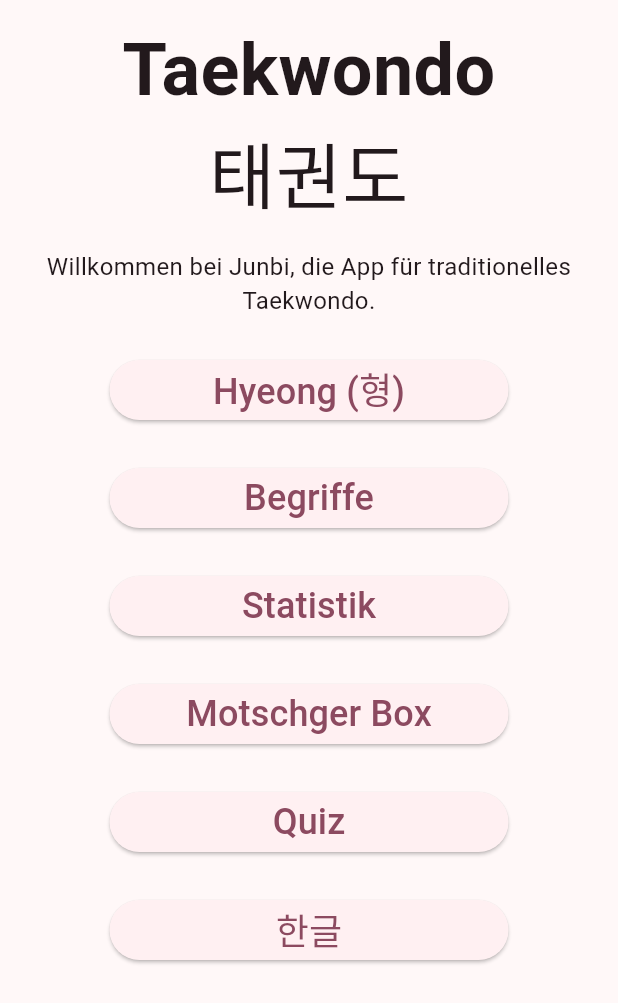
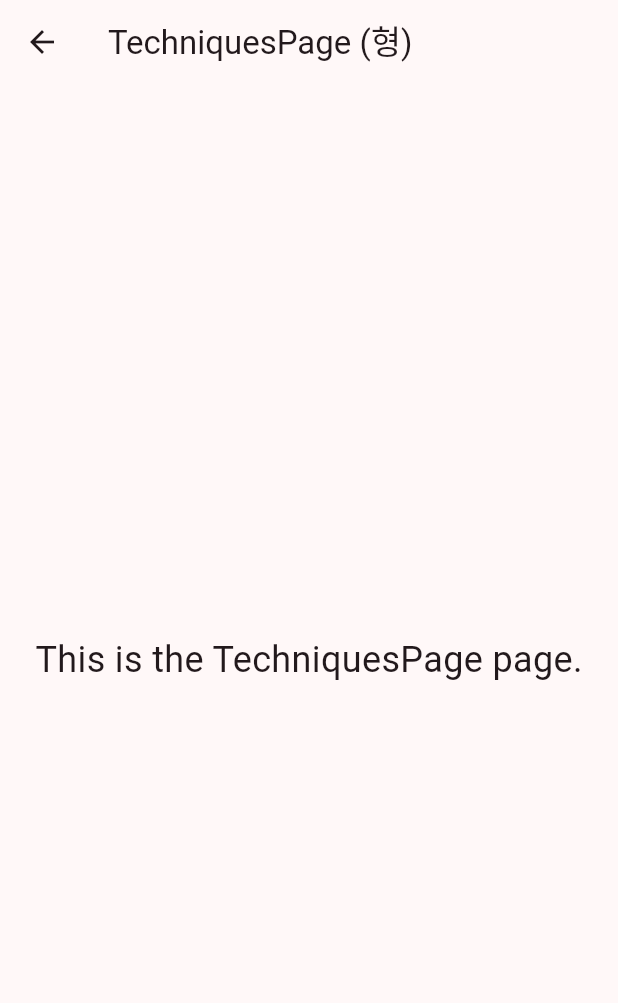
Before and after one commit to danielmilosic/Junbi_app, a Flutter app: the screen it shows after launch, after a tap on "Begriffe", on a phone screen of 412 x 824 dp. Shown: the top 1003 px of the screen. Run offline on Flutter 3.47's test engine with Material 3 defaults, Android fonts, the phone set to English and light mode, and no system bars.

Commit message:
Added some empty pages

```diff
--- a/lib/main.dart
+++ b/lib/main.dart
@@ -1,4 +1,13 @@
 import 'package:flutter/material.dart';
+//other pages here
+import 'hyeong_page.dart';
+import 'techniques_page.dart';
+import 'statistics_page.dart';
+import 'motschger_box_page.dart';
+import 'quiz_page.dart';
+import 'hangul_page.dart';
+
+
 
 void main() {
   runApp(const MyApp());
@@ -26,6 +35,13 @@
 
   @override
   Widget build(BuildContext context) {
+    void navigateTo(Widget page) {
+      Navigator.push(
+        context,
+        MaterialPageRoute(builder: (context) => page),
+      );
+    }
+
     return Scaffold(
       body: SafeArea(
         child: Padding(
@@ -64,12 +80,12 @@
 
               // Buttons
               SizedBox(
-                width: 266, // matches your LinearLayout width
+                width: 266,
                 child: Column(
                   crossAxisAlignment: CrossAxisAlignment.stretch,
                   children: [
                     ElevatedButton(
-                      onPressed: () {},
+                      onPressed: () => navigateTo(HyeongPage()),
                       child: const Text(
                         'Hyeong (형)',
                         style: TextStyle(fontSize: 24),
@@ -77,7 +93,7 @@
                     ),
                     const SizedBox(height: 24),
                     ElevatedButton(
-                      onPressed: () {},
+                      onPressed: () => navigateTo(TechniquesPage()),
                       child: const Text(
                         'Begriffe',
                         style: TextStyle(fontSize: 24),
@@ -85,7 +101,7 @@
                     ),
                     const SizedBox(height: 24),
                     ElevatedButton(
-                      onPressed: () {},
+                      onPressed: () => navigateTo(StatisticsPage()),
                       child: const Text(
                         'Statistik',
                         style: TextStyle(fontSize: 24),
@@ -93,7 +109,7 @@
                     ),
                     const SizedBox(height: 24),
                     ElevatedButton(
-                      onPressed: () {},
+                      onPressed: () => navigateTo(MotschgerBoxPage()),
                       child: const Text(
                         'Motschger Box',
                         style: TextStyle(fontSize: 24),
@@ -101,7 +117,7 @@
                     ),
                     const SizedBox(height: 24),
                     ElevatedButton(
-                      onPressed: () {},
+                      onPressed: () => navigateTo(QuizPage()),
                       child: const Text(
                         'Quiz',
                         style: TextStyle(fontSize: 24),
@@ -109,7 +125,7 @@
                     ),
                     const SizedBox(height: 24),
                     ElevatedButton(
-                      onPressed: () {},
+                      onPressed: () => navigateTo(HangulPage()),
                       child: const Text(
                         '한글',
                         style: TextStyle(fontSize: 24),
--- /dev/null
+++ b/lib/techniques_page.dart
@@ -0,0 +1,20 @@
+import 'package:flutter/material.dart';
+
+class TechniquesPage extends StatelessWidget {
+  const TechniquesPage({super.key});
+
+  @override
+  Widget build(BuildContext context) {
+    return Scaffold(
+      appBar: AppBar(
+        title: const Text('TechniquesPage (형)'),
+      ),
+      body: const Center(
+        child: Text(
+          'This is the TechniquesPage page.',
+          style: TextStyle(fontSize: 24),
+        ),
+      ),
+    );
+  }
+}
```
Also changed, not shown: lib/hangul_page.dart (added, +20 -0 lines), lib/hyeong_page.dart (added, +20 -0 lines), lib/motschger_box_page.dart (added, +20 -0 lines), lib/quiz_page.dart (added, +20 -0 lines), lib/statistics_page.dart (added, +20 -0 lines).
